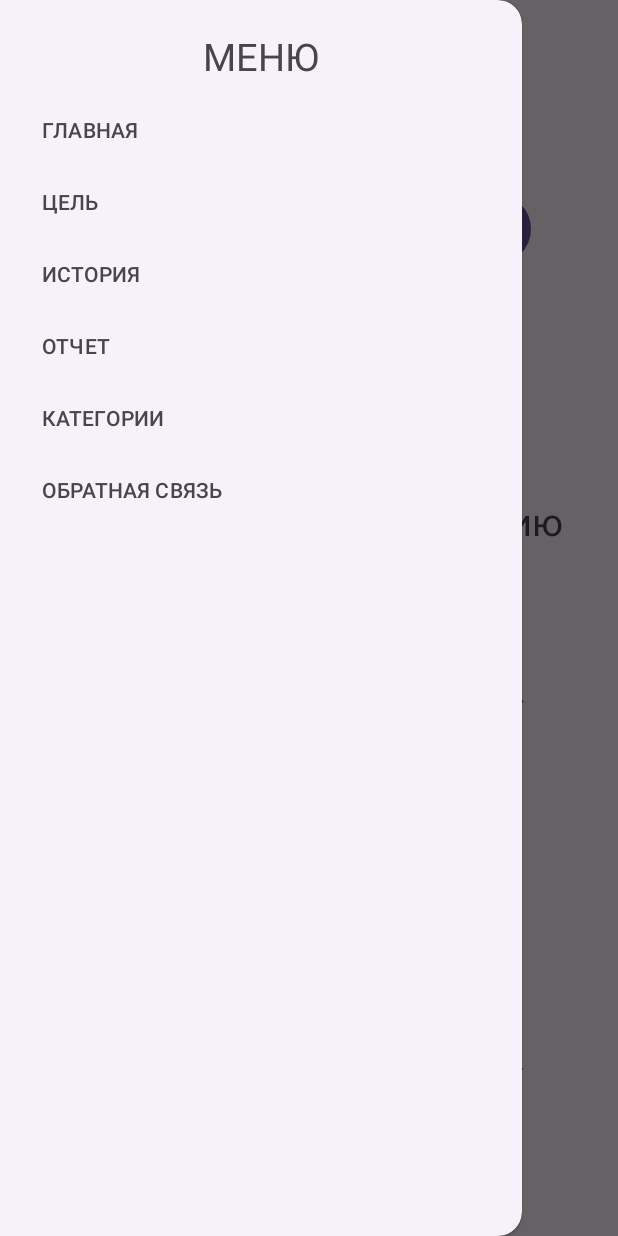
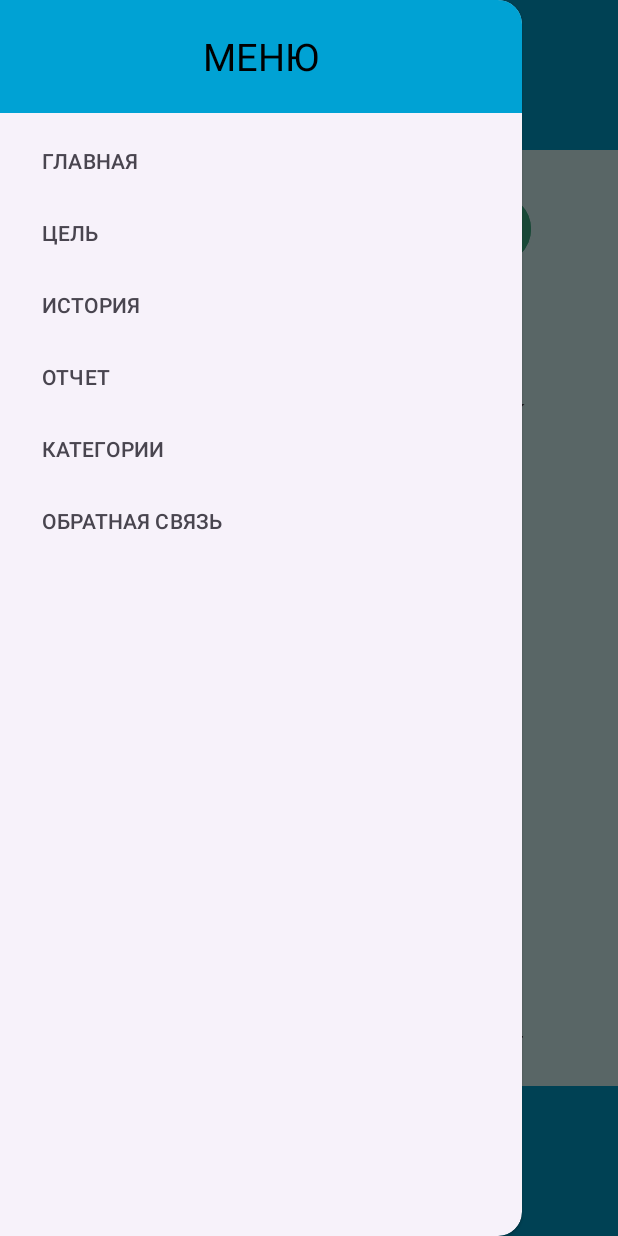
Before and after one commit to sanai1/financial_application, an Android app: the screen it shows after launch (MainActivity), with the side drawer open, on a phone screen of 412 x 824 dp. Run offline under Robolectric (Android 15) with nearby library versions, the phone set to English and light mode, and no system bars.

Commit message:
add colors

```diff
--- a/app/src/main/java/com/example/financial_application/activity/CategoryActivity.java
+++ b/app/src/main/java/com/example/financial_application/activity/CategoryActivity.java
@@ -11,6 +11,7 @@ import android.widget.Toast;
 
 import androidx.annotation.NonNull;
 import androidx.appcompat.app.AppCompatActivity;
+import androidx.core.content.ContextCompat;
 import androidx.core.view.GravityCompat;
 import androidx.recyclerview.widget.LinearLayoutManager;
 import androidx.recyclerview.widget.RecyclerView;
@@ -148,6 +149,8 @@ public class CategoryActivity extends AppCompatActivity implements CategoryDialo
     public void btn_expense_category(View view) {
         binding_activity_category.buttonExpenseCategory.setEnabled(false);
         binding_activity_category.buttonIncomeCategory.setEnabled(true);
+        binding_activity_category.buttonExpenseCategory.setBackgroundColor(ContextCompat.getColor(this, R.color.mint));
+        binding_activity_category.buttonIncomeCategory.setBackgroundColor(ContextCompat.getColor(this, R.color.light_green));
         expenseButton = true;
         update_view(expenseButton);
     }
@@ -155,6 +158,8 @@ public class CategoryActivity extends AppCompatActivity implements CategoryDialo
     public void btn_income_category(View view) {
         binding_activity_category.buttonExpenseCategory.setEnabled(true);
         binding_activity_category.buttonIncomeCategory.setEnabled(false);
+        binding_activity_category.buttonExpenseCategory.setBackgroundColor(ContextCompat.getColor(this, R.color.mint));
+        binding_activity_category.buttonIncomeCategory.setBackgroundColor(ContextCompat.getColor(this, R.color.light_green));
         expenseButton = false;
         update_view(expenseButton);
     }
--- a/app/src/main/java/com/example/financial_application/activity/FeedbackActivity.java
+++ b/app/src/main/java/com/example/financial_application/activity/FeedbackActivity.java
@@ -47,7 +47,7 @@ public class FeedbackActivity extends AppCompatActivity {
                 } else if (id == R.id.nav_report) {
                     binding_activity_feedback.drawerLayout.close();
                     Toast.makeText(FeedbackActivity.this, "Отчет", Toast.LENGTH_SHORT).show();
-                    Intent intent = new Intent(FeedbackActivity.this, FeedbackActivity.class);
+                    Intent intent = new Intent(FeedbackActivity.this, ReportActivity.class);
                     startActivity(intent);
                 } else if (id == R.id.nav_categories) {
                     binding_activity_feedback.drawerLayout.close();
--- a/app/src/main/res/layout/activity_feedback.xml
+++ b/app/src/main/res/layout/activity_feedback.xml
@@ -24,6 +24,7 @@
             android:layout_marginTop="35dp"
             android:text="Обратная связь"
             android:textSize="25dp"
+            android:textColor="@color/black"
             app:layout_constraintEnd_toEndOf="parent"
             app:layout_constraintHorizontal_bias="0.799"
             app:layout_constraintStart_toStartOf="parent"
@@ -45,7 +46,7 @@
             android:layout_width="wrap_content"
             android:layout_height="wrap_content"
             android:layout_marginTop="175dp"
-            android:background="@color/white"
+            android:background="@color/light_cyan"
             android:onClick="btn_telegram"
             app:layout_constraintEnd_toEndOf="parent"
             app:layout_constraintStart_toStartOf="parent"
--- a/app/src/main/res/layout/activity_goal.xml
+++ b/app/src/main/res/layout/activity_goal.xml
@@ -57,8 +57,9 @@
             android:layout_height="wrap_content"
             android:layout_marginTop="225dp"
             android:onClick="calculation"
-            android:text="Рассчитать"
-            android:textSize="20dp"
+            android:text="рассчитать"
+            android:textSize="25dp"
+            android:backgroundTint="@color/mint"
             app:layout_constraintEnd_toEndOf="parent"
             app:layout_constraintStart_toStartOf="parent"
             app:layout_constraintTop_toBottomOf="@+id/textViewNameGoal" />
@@ -94,6 +95,7 @@
             android:layout_marginTop="35dp"
             android:text="Цель"
             android:textSize="25dp"
+            android:textColor="@color/black"
             app:layout_constraintEnd_toEndOf="parent"
             app:layout_constraintHorizontal_bias="0.747"
             app:layout_constraintStart_toStartOf="parent"
--- a/app/src/main/res/layout/activity_history.xml
+++ b/app/src/main/res/layout/activity_history.xml
@@ -31,6 +31,7 @@
             android:layout_marginTop="35dp"
             android:text="История"
             android:textSize="25dp"
+            android:textColor="@color/black"
             app:layout_constraintEnd_toEndOf="parent"
             app:layout_constraintHorizontal_bias="0.747"
             app:layout_constraintStart_toStartOf="parent"
--- a/app/src/main/res/layout/activity_main.xml
+++ b/app/src/main/res/layout/activity_main.xml
@@ -17,115 +17,70 @@
             tools:layout_editor_absoluteX="-41dp"
             tools:layout_editor_absoluteY="0dp" />
 
+        <include
+            layout="@layout/bottom_color"/>
+
         <Button
             android:id="@+id/button_save"
             android:layout_width="wrap_content"
             android:layout_height="wrap_content"
-            android:layout_marginTop="752dp"
+            android:layout_marginTop="765dp"
             android:layout_marginBottom="40dp"
             android:onClick="save_expense"
+            android:backgroundTint="@color/purple"
             android:text="сохранить"
             android:textSize="25dp"
+            android:textColor="@color/white"
             app:layout_constraintBottom_toBottomOf="@+id/include_menu"
             app:layout_constraintEnd_toEndOf="parent"
             app:layout_constraintStart_toStartOf="parent"
             app:layout_constraintTop_toTopOf="@+id/include_menu" />
 
-        <TextView
-            android:id="@+id/textView"
-            android:layout_width="wrap_content"
-            android:layout_height="wrap_content"
-            android:layout_marginTop="556dp"
-            android:gravity="center"
-            android:text="дата"
-            android:textSize="25dp"
-            app:layout_constraintBottom_toTopOf="@+id/editTextComment"
-            app:layout_constraintEnd_toEndOf="parent"
-            app:layout_constraintHorizontal_bias="0.126"
-            app:layout_constraintStart_toStartOf="parent"
-            app:layout_constraintTop_toTopOf="@+id/include_menu"
-            app:layout_constraintVertical_bias="0.46" />
-
         <EditText
             android:id="@+id/editTextNumberSum"
             android:layout_width="wrap_content"
             android:layout_height="wrap_content"
-            android:inputType="number"
-            android:layout_marginTop="406dp"
-            android:layout_marginBottom="15dp"
             android:ems="10"
             android:gravity="center"
             android:hint="введите сумму"
+            android:inputType="number"
             android:textSize="25dp"
             app:layout_constraintBottom_toTopOf="@+id/checkBox_bid_purchase"
             app:layout_constraintEnd_toEndOf="parent"
+            app:layout_constraintHorizontal_bias="0.478"
             app:layout_constraintStart_toStartOf="parent"
-            app:layout_constraintTop_toTopOf="@+id/include_menu" />
+            app:layout_constraintTop_toTopOf="@+id/include_menu"
+            app:layout_constraintVertical_bias="0.946" />
 
         <com.google.android.material.floatingactionbutton.FloatingActionButton
             android:id="@+id/floatingActionButtonAddCategory"
             android:layout_width="wrap_content"
             android:layout_height="wrap_content"
-            android:layout_marginStart="30dp"
-            android:layout_marginTop="315dp"
-            android:layout_marginBottom="35dp"
+            android:layout_marginStart="44dp"
+            android:backgroundTint="@color/cream"
             android:clickable="true"
             android:onClick="add_category_in_mainactivity"
             app:layout_constraintBottom_toTopOf="@+id/editTextNumberSum"
             app:layout_constraintStart_toStartOf="parent"
             app:layout_constraintTop_toTopOf="@+id/include_menu"
+            app:layout_constraintVertical_bias="0.792"
             app:srcCompat="@android:drawable/ic_input_add" />
-
-        <TextView
-            android:id="@+id/textView3"
-            android:layout_width="wrap_content"
-            android:layout_height="wrap_content"
-            android:layout_marginStart="25dp"
-            android:layout_marginBottom="45dp"
-            android:text="добавить категорию"
-            android:textSize="25dp"
-            app:layout_constraintBottom_toTopOf="@+id/editTextNumberSum"
-            app:layout_constraintEnd_toEndOf="parent"
-            app:layout_constraintHorizontal_bias="0.333"
-            app:layout_constraintStart_toEndOf="@+id/floatingActionButtonAddCategory"
-            app:layout_constraintTop_toBottomOf="@+id/textView4"
-            app:layout_constraintVertical_bias="0.845" />
-
-        <TextView
-            android:id="@+id/textView4"
-            android:layout_width="wrap_content"
-            android:layout_height="wrap_content"
-            android:layout_marginTop="25dp"
-            android:layout_marginBottom="15dp"
-            android:text="категория"
-            android:textSize="25dp"
-            app:layout_constraintBottom_toTopOf="@+id/floatingActionButtonAddCategory"
-            app:layout_constraintEnd_toEndOf="parent"
-            app:layout_constraintHorizontal_bias="0.119"
-            app:layout_constraintStart_toStartOf="parent"
-            app:layout_constraintTop_toBottomOf="@+id/button_expense"
-            app:layout_constraintVertical_bias="0.513" />
 
         <Spinner
             android:id="@+id/spinner"
-            android:layout_width="150dp"
-            android:layout_height="wrap_content"
-            android:layout_marginStart="25dp"
-            android:layout_marginBottom="30dp"
-            app:layout_constraintBottom_toTopOf="@+id/floatingActionButtonAddCategory"
+            android:layout_width="228dp"
+            android:layout_height="54dp"
+            app:layout_constraintBottom_toTopOf="@+id/editTextNumberSum"
             app:layout_constraintEnd_toEndOf="parent"
-            app:layout_constraintHorizontal_bias="0.256"
-            app:layout_constraintStart_toEndOf="@+id/textView4"
-            app:layout_constraintTop_toBottomOf="@+id/button_expense"
-            app:layout_constraintVertical_bias="0.78" />
+            app:layout_constraintHorizontal_bias="0.481"
+            app:layout_constraintStart_toEndOf="@+id/floatingActionButtonAddCategory"
+            app:layout_constraintTop_toTopOf="@+id/include_menu"
+            app:layout_constraintVertical_bias="0.787" />
 
         <TextView
             android:id="@+id/textViewDate"
             android:layout_width="wrap_content"
             android:layout_height="wrap_content"
-            android:layout_marginStart="28dp"
-            android:layout_marginTop="20dp"
-            android:layout_marginEnd="25dp"
             android:ems="7"
             android:gravity="center"
             android:onClick="update_data"
@@ -133,9 +88,10 @@
             android:textSize="25dp"
             app:layout_constraintBottom_toTopOf="@+id/editTextComment"
             app:layout_constraintEnd_toEndOf="parent"
-            app:layout_constraintStart_toEndOf="@+id/textView"
-            app:layout_constraintTop_toBottomOf="@+id/checkBox_bid_purchase"
-            app:layout_constraintVertical_bias="0.292" />
+            app:layout_constraintHorizontal_bias="0.497"
+            app:layout_constraintStart_toStartOf="parent"
+            app:layout_constraintTop_toTopOf="@+id/include_menu"
+            app:layout_constraintVertical_bias="0.891" />
 
         <Button
             android:id="@+id/button_income"
@@ -144,6 +100,7 @@
             android:layout_marginStart="50dp"
             android:layout_marginTop="125dp"
             android:onClick="income"
+            android:backgroundTint="@color/mint"
             android:text="доход"
             android:textSize="25dp"
             app:layout_constraintStart_toEndOf="@+id/button_expense"
@@ -153,14 +110,15 @@
             android:id="@+id/checkBox_bid_purchase"
             android:layout_width="wrap_content"
             android:layout_height="wrap_content"
-            android:layout_marginTop="488dp"
-            android:layout_marginBottom="20dp"
+            android:layout_marginTop="400dp"
             android:text="крупная покупка"
             android:textSize="25dp"
-            app:layout_constraintBottom_toTopOf="@+id/textView"
+            app:layout_constraintBottom_toTopOf="@+id/textViewDate"
             app:layout_constraintEnd_toEndOf="parent"
+            app:layout_constraintHorizontal_bias="0.497"
             app:layout_constraintStart_toStartOf="parent"
-            app:layout_constraintTop_toTopOf="@+id/include_menu" />
+            app:layout_constraintTop_toTopOf="@+id/include_menu"
+            app:layout_constraintVertical_bias="0.431" />
 
         <Button
             android:id="@+id/button_expense"
@@ -170,6 +128,7 @@
             android:layout_marginTop="125dp"
             android:enabled="false"
             android:onClick="expense"
+            android:backgroundTint="@color/light_green"
             android:text="расход"
             android:textSize="25dp"
             app:layout_constraintStart_toStartOf="parent"
@@ -182,6 +141,7 @@
             android:layout_marginTop="35dp"
             android:text="капитал"
             android:textSize="25dp"
+            android:textColor="@color/black"
             app:layout_constraintEnd_toEndOf="parent"
             app:layout_constraintHorizontal_bias="0.747"
             app:layout_constraintStart_toStartOf="parent"
@@ -192,7 +152,7 @@
             android:layout_width="wrap_content"
             android:layout_height="wrap_content"
             android:layout_marginTop="677dp"
-            android:layout_marginBottom="30dp"
+            android:layout_marginBottom="75dp"
             android:ems="10"
             android:gravity="center"
             android:hint="комментарий"
--- a/app/src/main/res/layout/activity_report.xml
+++ b/app/src/main/res/layout/activity_report.xml
@@ -35,6 +35,7 @@
             android:layout_marginTop="35dp"
             android:text="Отчет"
             android:textSize="25dp"
+            android:textColor="@color/black"
             app:layout_constraintEnd_toEndOf="parent"
             app:layout_constraintHorizontal_bias="0.747"
             app:layout_constraintStart_toStartOf="parent"
--- a/app/src/main/res/layout/menu_title.xml
+++ b/app/src/main/res/layout/menu_title.xml
@@ -5,14 +5,15 @@
     android:layout_width="match_parent"
     android:layout_height="match_parent"
     android:orientation="vertical"
+    android:background="@color/light_blue"
     android:id="@+id/header_title">
 
     <TextView
         android:id="@+id/textViewMenu"
         android:layout_width="match_parent"
-        android:layout_height="wrap_content"
-        android:layout_marginTop="20dp"
+        android:layout_height="75dp"
         android:text="МЕНЮ"
+        android:textColor="@color/black"
         android:textSize="25dp"
         android:gravity="center" />
 </LinearLayout>
--- a/app/src/main/res/layout/spinner_item.xml
+++ b/app/src/main/res/layout/spinner_item.xml
@@ -7,4 +7,6 @@
     android:layout_height="45dp"
     android:gravity="center_vertical"
     android:ellipsize="marquee"
-    android:textAlignment="inherit" />
+    android:textAlignment="inherit"
+    android:textSize="25dp"
+    android:background="@color/light_cyan"/>
--- a/app/src/main/res/values/colors.xml
+++ b/app/src/main/res/values/colors.xml
@@ -2,4 +2,15 @@
 <resources>
     <color name="black">#FF000000</color>
     <color name="white">#FFFFFFFF</color>
+    <color name="lime">#FF32CD32</color>
+    <color name="electric_blue">#FF1761AB</color>
+    <color name="mint">#3EB489</color>
+    <color name="cream">#FFFDD0</color>
+    <color name="light_purple">#9C80F7</color>
+    <color name="purple">#71069E</color>
+    <color name="blue">#3B52B8</color>
+    <color name="light_blue">#00A2D4</color>
+    <color name="light_sky_blue">#87CEFA</color>
+    <color name="light_cyan">#E0FFFF</color>
+    <color name="light_green">#90EE90</color>
 </resources>
```
Also changed, not shown: app/src/main/java/com/example/financial_application/activity/MainActivity.java (+6 -1 lines), app/src/main/res/layout/activity_category.xml (+11 -2 lines), app/src/main/res/layout/activity_goal_start.xml (+18 -4 lines), app/src/main/res/layout/add_category.xml (+11 -6 lines), app/src/main/res/layout/bottom_color.xml (added, +16 -0 lines), app/src/main/res/layout/main.xml (+12 -0 lines), app/src/main/res/layout/main_color.xml (added, +7 -0 lines).
